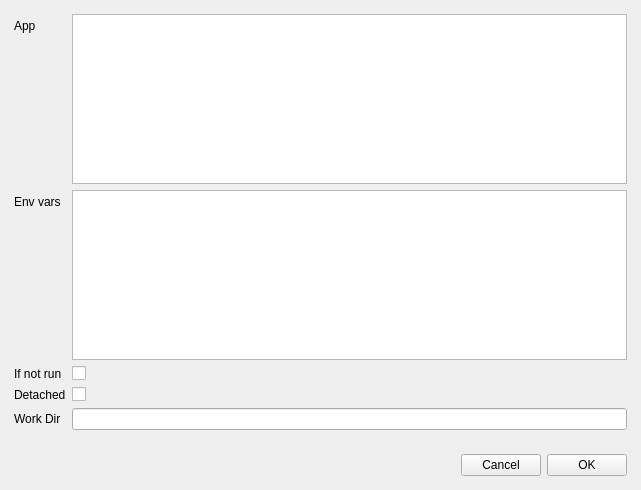
First picture: the form in wfnodeedit_dialog.ui, repository cplauncher/CPLauncher, before the edit.
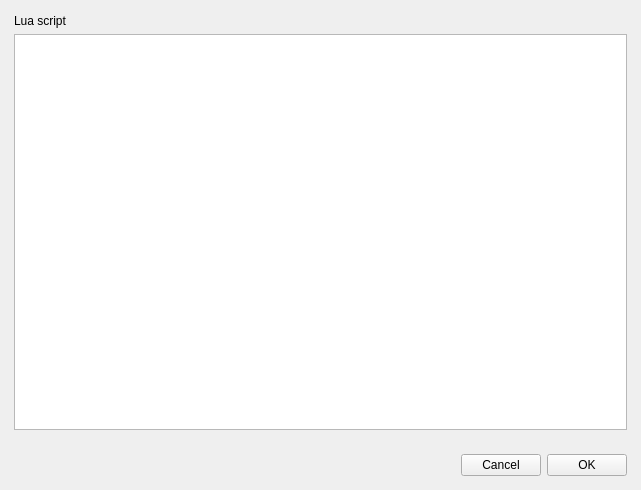
Second picture: the form after the edit. Custom widgets are drawn as their Qt base class.

```diff
--- a/wfnodeedit_dialog.ui
+++ b/wfnodeedit_dialog.ui
@@ -214,6 +214,20 @@
        </item>
       </layout>
      </widget>
+     <widget class="QWidget" name="luaScriptPanel">
+      <layout class="QVBoxLayout" name="verticalLayout_4">
+       <item>
+        <widget class="QLabel" name="label_6">
+         <property name="text">
+          <string>Lua script</string>
+         </property>
+        </widget>
+       </item>
+       <item>
+        <widget class="QTextEdit" name="luaScriptSourceEdit"/>
+       </item>
+      </layout>
+     </widget>
      <widget class="QWidget" name="execAppPanel">
       <property name="sizePolicy">
        <sizepolicy hsizetype="Expanding" vsizetype="Expanding">
```
